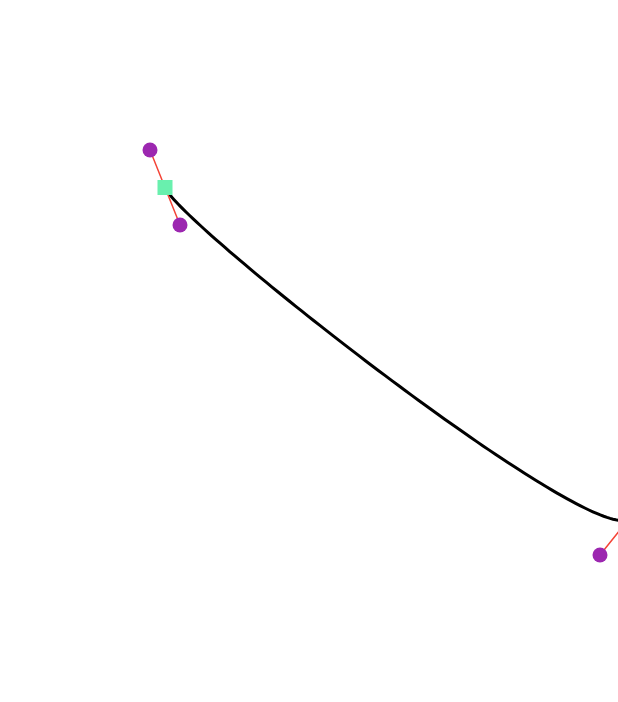
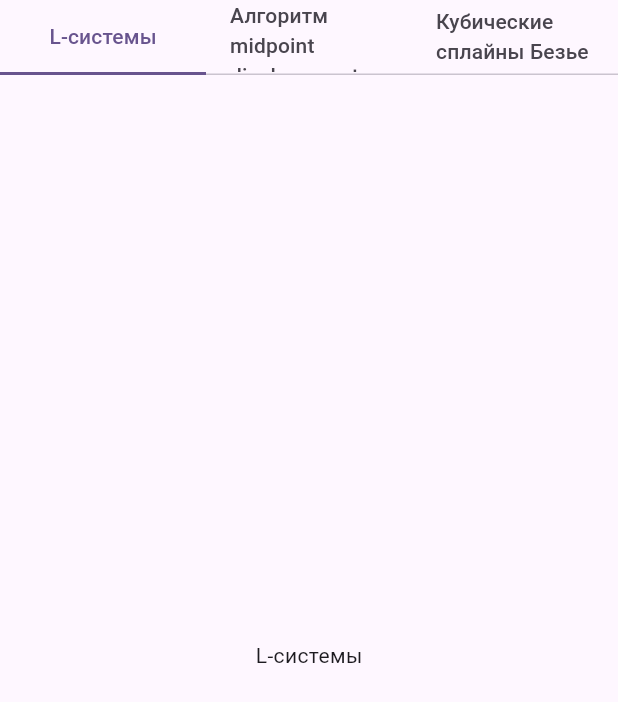
Before and after one commit to nezhinskii/bezier_composite_curve, a Flutter app: the screen it shows after launch, on a phone screen of 412 x 824 dp. Shown: the top 702 px of the screen. Run offline on Flutter 3.47's test engine with Material 2 defaults, Android fonts, the phone set to English and light mode, and no system bars; our stand-ins replace bloc, flutter_bloc.

Commit message:
added tab bar

```diff
--- a/lib/bezier_bloc/bezier_bloc.dart
+++ b/lib/bezier/bezier_bloc/bezier_bloc.dart
@@ -2,7 +2,7 @@ import 'dart:async';
 import 'dart:math';
 import 'dart:ui';
 
-import 'package:bezier_curves/bezier_point.dart';
+import 'package:bezier_curves/bezier/bezier_point.dart';
 import 'package:bloc/bloc.dart';
 import 'package:meta/meta.dart';
 
--- a/lib/bezier_paint.dart
+++ b/lib/bezier/bezier_paint.dart
@@ -1,8 +1,8 @@
 import 'dart:math';
 import 'dart:ui';
 
-import 'package:bezier_curves/bezier_bloc/bezier_bloc.dart';
-import 'package:bezier_curves/bezier_point.dart';
+import 'package:bezier_curves/bezier/bezier_bloc/bezier_bloc.dart';
+import 'package:bezier_curves/bezier/bezier_point.dart';
 import 'package:flutter/cupertino.dart';
 import 'package:flutter/material.dart';
 
--- a/lib/main.dart
+++ b/lib/main.dart
@@ -1,5 +1,6 @@
-import 'package:bezier_curves/bezier_bloc/bezier_bloc.dart';
-import 'package:bezier_curves/bezier_paint.dart';
+import 'package:bezier_curves/bezier/bezier_bloc/bezier_bloc.dart';
+import 'package:bezier_curves/bezier/bezier_paint.dart';
+import 'package:bezier_curves/bezier/bezier_tab.dart';
 import 'package:flutter/material.dart';
 import 'package:flutter_bloc/flutter_bloc.dart';
 
@@ -18,9 +19,8 @@ class MyApp extends StatelessWidget {
         colorScheme: ColorScheme.fromSeed(seedColor: Colors.deepPurple),
         useMaterial3: true,
       ),
-      home: BlocProvider<BezierBloc>(
-          create: (context) => BezierBloc(),
-          child: const HomePage()
+      home: const Material(
+          child: HomePage()
       ),
     );
   }
@@ -31,36 +31,41 @@ class HomePage extends StatelessWidget {
 
   @override
   Widget build(BuildContext context) {
-    return Stack(
+    return const DefaultTabController(
+      length: 3,
+      child: Column(
         children: [
-        BlocBuilder<BezierBloc, BezierState>(
-          builder: (context, state) {
-            return ClipRRect(
-              child: GestureDetector(
-                onPanDown: (details) {
-                  context.read<BezierBloc>().add(BezierPanDownEvent(details.localPosition));
-                },
-                onPanUpdate: (details) {
-                  context.read<BezierBloc>().add(BezierPanUpdateEvent(details.localPosition));
-                },
-                onPanEnd: (details) {
-                  context.read<BezierBloc>().add(BezierPanEndEvent());
-                },
-                child: CustomPaint(
-                  foregroundPainter: BezierPainter(
-                    points: state.points
+          SizedBox(
+            height: 50,
+            child: TabBar(
+              indicatorSize: TabBarIndicatorSize.tab,
+              tabs: [
+                SizedBox(
+                  height: double.infinity,
+                  child: Center(child: Text("L-системы"))
                 ),
-                  child: Container(
-                    width: double.infinity,
+                SizedBox(
                   height: double.infinity,
-                    color: Colors.white,
+                  child: Center(child: Text("Алгоритм midpoint displacement"))
+                ),
+                SizedBox(
+                  height: double.infinity,
+                  child: Center(child: Text("Кубические сплайны Безье"))
+                )
+              ],
             ),
           ),
+          Expanded(
+            child: TabBarView(
+              children:[
+                Center(child: Text("L-системы")),
+                Center(child: Text("Алгоритм midpoint displacement")),
+                BezierTab()
+              ]
             ),
-            );
-          },
           ),
         ],
+      )
     );
   }
 }
```
Also changed, not shown: lib/bezier/bezier_tab.dart (added, +42 -0 lines), lib/bezier/bezier_bloc/bezier_event.dart (renamed from lib/bezier_bloc/bezier_event.dart), lib/bezier/bezier_bloc/bezier_state.dart (renamed from lib/bezier_bloc/bezier_state.dart), lib/bezier/bezier_point.dart (renamed from lib/bezier_point.dart). Lines whose indentation alone changed are shown as unchanged.
